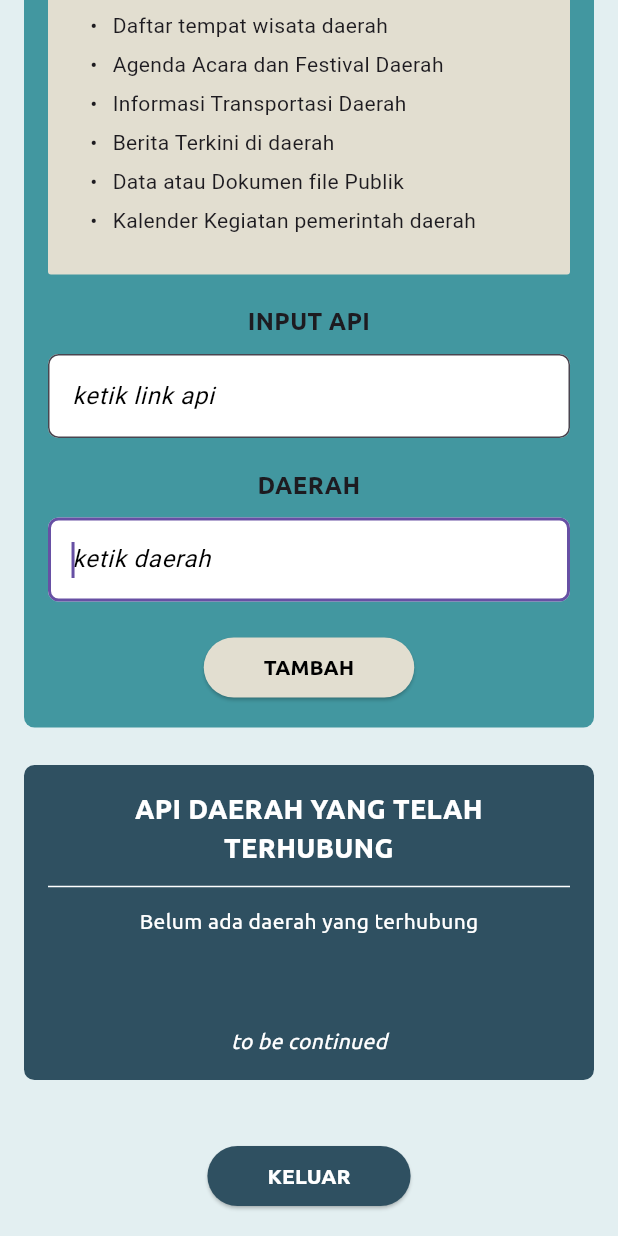
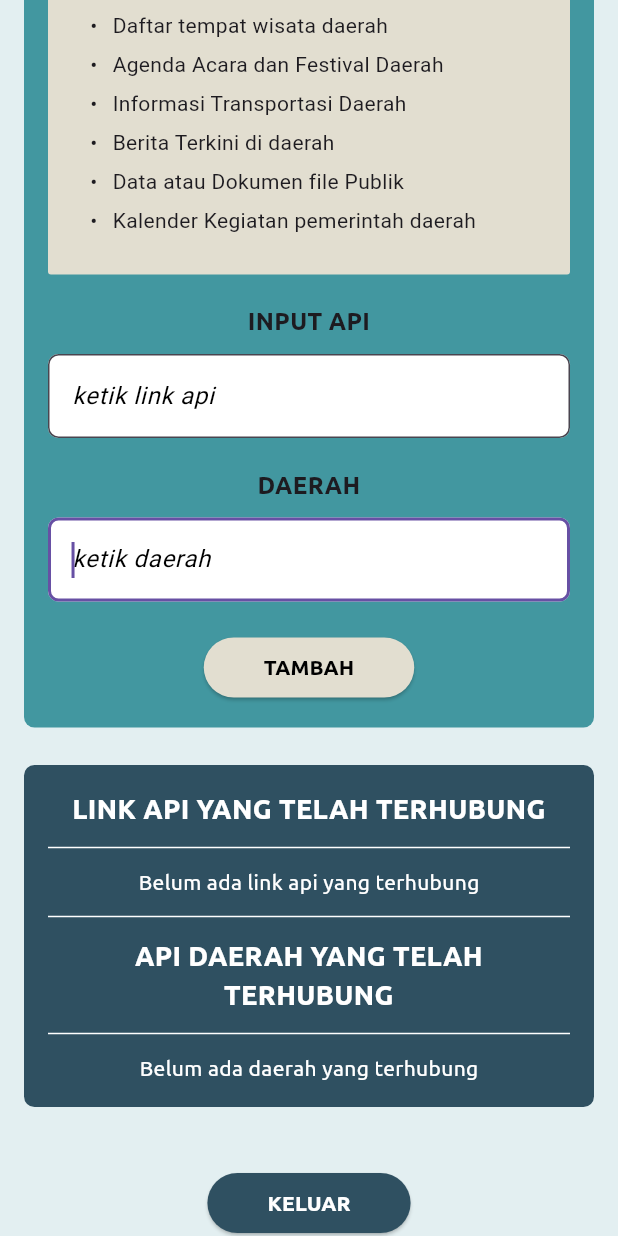
Before and after one commit to Hudzaiflank/Nagarishakti_4Nesia, a Flutter app: the SuperAdminHome screen opened directly, scrolled down 378 dp, on a phone screen of 412 x 824 dp. Run offline on Flutter 3.47's test engine with Material 3 defaults, Android fonts, the phone set to English and light mode, and no system bars; our stand-ins replace carousel_slider, file_picker, image_picker, shared_preferences, sqflite; accounts and stored records are empty.

Commit message:
Update Backend API

```diff
--- /dev/null
+++ b/assets/API/dummy.json
@@ -0,0 +1,7 @@
+{
+    "dummy": [
+        {
+            "judul": "/assets/API/berita.json"
+        }
+    ]
+}
--- a/lib/Admin/SuperAdmin-home.dart
+++ b/lib/Admin/SuperAdmin-home.dart
@@ -64,7 +64,9 @@ class _SuperAdminHome extends State<SuperAdminHome> {
     if (_formKey.currentState!.validate()) {
       _formKey.currentState!.save();
 
-      // Pastikan bahwa _linkAPI dan _namaDaerah tidak null
+      print('Link API: $_linkAPI');
+      print('Nama Daerah: $_namaDaerah');
+
       if (_linkAPI != null && _namaDaerah != null) {
         final newIntegrasi = Integration(
           linkAPI: _linkAPI!,
@@ -75,24 +77,20 @@ class _SuperAdminHome extends State<SuperAdminHome> {
           final dbIntegrasi = DatabaseIntegration.instance;
           await dbIntegrasi.insertIntegrations(newIntegrasi);
 
-          // Menambahkan data baru ke _history jika diperlukan
+          // Memperbarui state dengan data baru
           setState(() {
             _history.add(_linkAPI!);
-            // Anda bisa juga menambahkan _namaDaerah ke _history jika perlu
             _history.add(_namaDaerah!);
           });
 
-          // Debug log untuk memeriksa _history
           print("Riwayat: $_history");
 
-          // Pastikan _history tidak kosong sebelum menavigasi
           if (_history.isNotEmpty) {
             Navigator.pushReplacementNamed(context, '/login');
           } else {
             print("Riwayat kosong, tidak dapat menavigasi");
           }
         } catch (error) {
-          // Menangani error atau menampilkan pesan
           print("Error saving integration: $error");
         }
       } else {
@@ -442,6 +440,38 @@ class _SuperAdminHome extends State<SuperAdminHome> {
                   child: Column(
                     children: [
                       Text(
+                        'LINK API YANG TELAH TERHUBUNG',
+                        textAlign: TextAlign.center,
+                        style: TextStyle(
+                          color: Colors.white,
+                          fontFamily: 'Ubuntu',
+                          fontWeight: FontWeight.bold,
+                          fontSize: 18,
+                        ),
+                      ),
+                      SizedBox(height: 5), // Jarak ke atas
+                      Divider(color: Colors.white),
+                      SizedBox(height: 5), // Jarak ke bawah
+                      if (_linkAPI != null && _linkAPI!.isNotEmpty)
+                        Text(
+                          _linkAPI!,
+                          style: TextStyle(
+                            fontFamily: 'Ubuntu',
+                            color: Colors.white,
+                          ),
+                        )
+                      else
+                        Text(
+                          'Belum ada link api yang terhubung',
+                          style: TextStyle(
+                            fontFamily: 'Ubuntu',
+                            color: Colors.white,
+                          ),
+                        ),
+                      SizedBox(height: 5), // Jarak ke atas
+                      Divider(color: Colors.white),
+                      SizedBox(height: 5), // Jarak ke bawah
+                      Text(
                         'API DAERAH YANG TELAH TERHUBUNG',
                         textAlign: TextAlign.center,
                         style: TextStyle(
@@ -470,17 +500,17 @@ class _SuperAdminHome extends State<SuperAdminHome> {
                             color: Colors.white,
                           ),
                         ),
-                      SizedBox(
-                          height:
-                              60), // Jarak dari tulisan terakhir ke "to be continued"
-                      Text(
-                        'to be continued',
-                        style: TextStyle(
-                          fontFamily: 'Ubuntu',
-                          color: Colors.white,
-                          fontStyle: FontStyle.italic,
-                        ),
-                      ),
+                      // SizedBox(
+                      //     height:
+                      //         60), // Jarak dari tulisan terakhir ke "to be continued"
+                      // Text(
+                      //   'to be continued',
+                      //   style: TextStyle(
+                      //     fontFamily: 'Ubuntu',
+                      //     color: Colors.white,
+                      //     fontStyle: FontStyle.italic,
+                      //   ),
+                      // ),
                     ],
                   ),
                 ),
```
